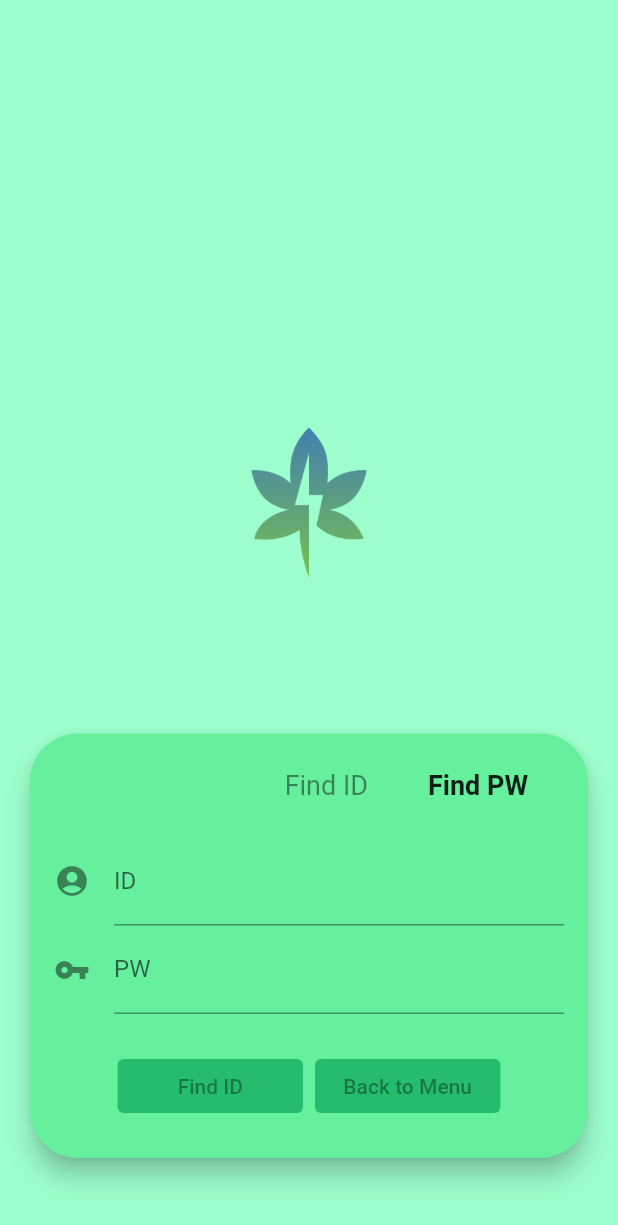
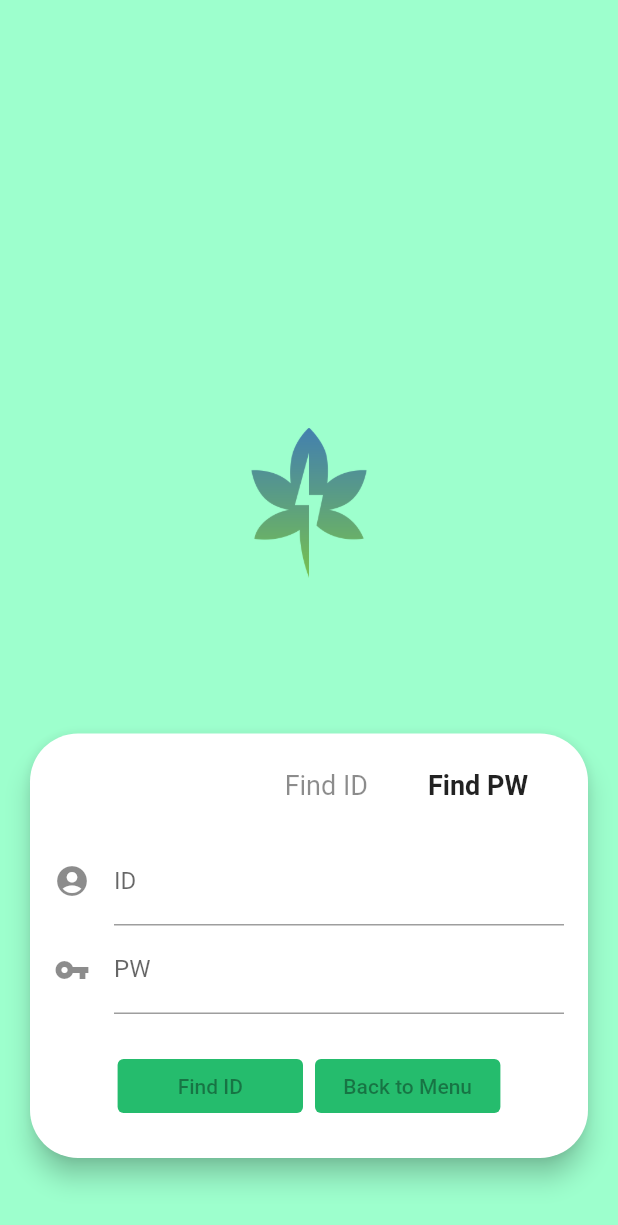
Before and after one commit to Team-Rev/flutter-mobile, a Flutter app: the FindPage screen opened directly, on a phone screen of 412 x 824 dp. Shown: the top 1225 px of the screen. Run offline on Flutter 3.47's test engine with Material 2 defaults, Android fonts, the phone set to English and light mode, and no system bars; our stand-ins replace dio.

Commit message:
main/Colors 객체 분리 - 시그니처 컬러 변경 용이

```diff
--- /dev/null
+++ b/rev/lib/color_rev.dart
@@ -0,0 +1,11 @@
+import 'dart:ui';
+
+import 'package:flutter/material.dart';
+class ColorRev {
+  static const Color g1 = Color.fromRGBO(102, 239, 156, 1.0);
+  static const Color g2 = Color.fromRGBO(157, 255, 205, 1.0);
+  static const Color g3 = Color.fromRGBO(37, 188, 109, 1.0);
+  static const Color white = Color.fromRGBO(255, 255, 255, 1.0);
+  static const Color grey = Color.fromRGBO(200, 200, 200, 1.0);
+  static const Color red = Colors.red;
+}
--- a/rev/lib/pages/auth/find_page.dart
+++ b/rev/lib/pages/auth/find_page.dart
@@ -1,5 +1,7 @@
 import 'package:flutter/cupertino.dart';
 import 'package:flutter/material.dart';
+
+import '../../color_rev.dart';
 
 class FindPage extends StatefulWidget {
   @override
@@ -13,12 +15,6 @@ class _FindPageState extends State<FindPage> {
 
   TextEditingController _pwController = TextEditingController();
 
-  Color g1 = Color.fromRGBO(102, 239, 156, 1.0);
-
-  Color g2 = Color.fromRGBO(157, 255, 205, 1.0);
-
-  Color g3 = Color.fromRGBO(37, 188, 109, 1.0);
-
   bool whatToFind = true;
 
   @override
@@ -26,7 +22,7 @@ class _FindPageState extends State<FindPage> {
     return Scaffold(
         resizeToAvoidBottomInset: false,
         //배경색
-        backgroundColor: g2,
+        backgroundColor: ColorRev.g2,
         body: Padding(
           padding: EdgeInsets.all(16.0),
           child: Form(
@@ -46,7 +42,7 @@ class _FindPageState extends State<FindPage> {
                   shape: RoundedRectangleBorder(
                       borderRadius: BorderRadius.circular(32)),
                   //카드 색
-                  color: g1,
+                  color: ColorRev.white,
                   elevation: 7,
                   child: Padding(
                     padding: EdgeInsets.symmetric(
@@ -73,7 +69,7 @@ class _FindPageState extends State<FindPage> {
                                 ),
                               ),
                               Colors.transparent,
-                              Colors.white,
+                              ColorRev.white,
                               onPressed: () {
                                 setState(() {
                                   whatToFind = true;
@@ -95,7 +91,7 @@ class _FindPageState extends State<FindPage> {
                                 ),
                               ),
                               Colors.transparent,
-                              Colors.white,
+                              ColorRev.white,
                               onPressed: () {
                                 setState(() {
                                   whatToFind = false;
@@ -126,13 +122,13 @@ class _FindPageState extends State<FindPage> {
                                   whatToFind
                                       ? Text("Find ID")
                                       : Text("Find PW"),
-                                  g3,
-                                  Colors.white),
+                                  ColorRev.g3,
+                                  ColorRev.white),
                               width: MediaQuery.of(context).size.width * 0.3,
                             ),
                             Container(
                               child: buildTextButton(
-                                  Text("Back to Menu"), g3, Colors.white),
+                                  Text("Back to Menu"), ColorRev.g3, Colors.white),
                               width: MediaQuery.of(context).size.width * 0.3,
                             ),
                           ],
@@ -170,7 +166,7 @@ class _FindPageState extends State<FindPage> {
       decoration: InputDecoration(
         icon: icon,
         labelText: labelText,
-        errorStyle: TextStyle(color: Colors.red, fontWeight: FontWeight.bold),
+        errorStyle: TextStyle(color: ColorRev.red, fontWeight: FontWeight.bold),
       ),
       validator: (text) {
         if (text == null || text.isEmpty) return 'Please input correctly';
```
Also changed, not shown: rev/lib/pages/auth/login_page.dart (+6 -10 lines), rev/lib/pages/auth/register_page.dart (+8 -9 lines).
